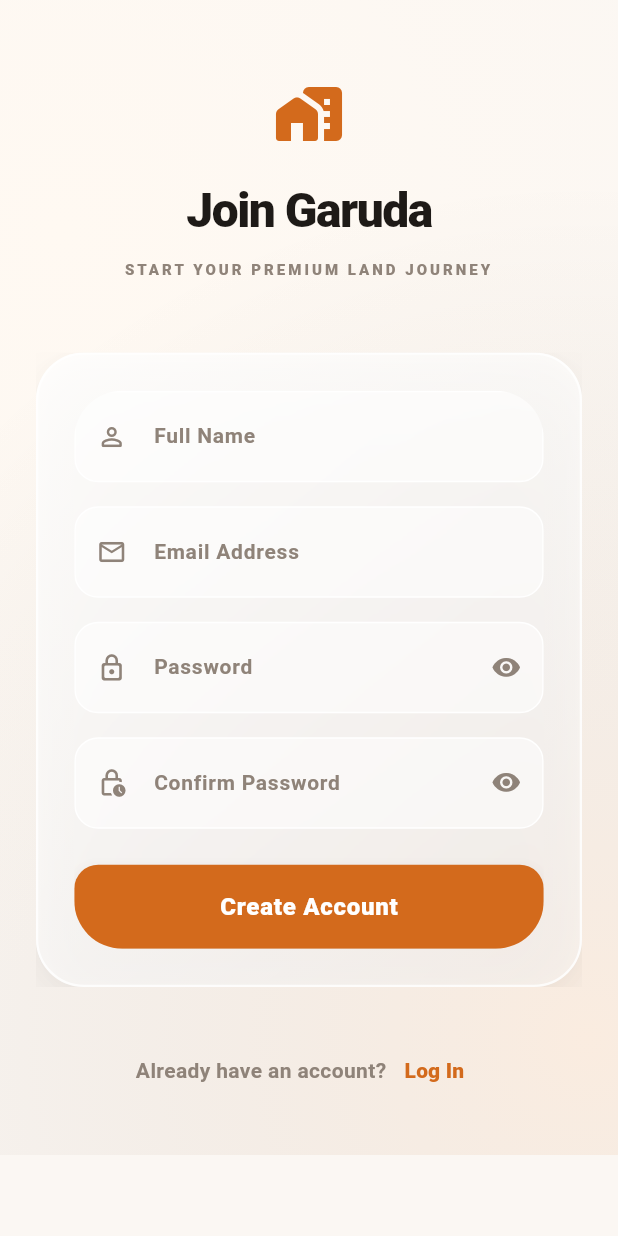
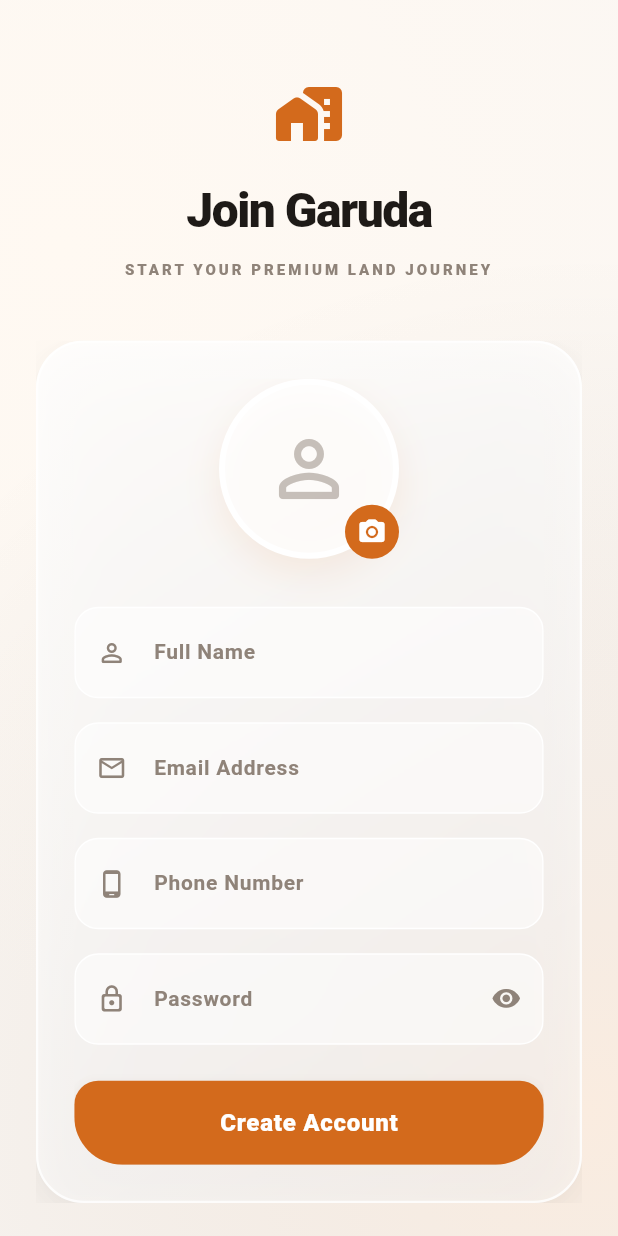
Before and after one commit to vikalpxpaliwal-dev/garuda_user, a Flutter app: the SignupPage screen opened by its route, on a phone screen of 412 x 824 dp. Run offline on Flutter 3.47's test engine with Material 3 defaults, Android fonts, the phone set to English and light mode, and no system bars; our stand-ins replace dio, equatable, flutter_bloc, get_it, go_router, image_picker.

Commit message:
feat: user signup api integrated

```diff
--- a/lib/core/constants/app_constants.dart
+++ b/lib/core/constants/app_constants.dart
@@ -1,7 +1,7 @@
 final class AppConstants {
   AppConstants._();
 
-  static const String baseUrl = 'https://api.garudalands.com/v1';
+  static const String baseUrl = 'http://72.61.169.226:5000/api';
   static const Duration connectTimeout = Duration(seconds: 20);
   static const Duration receiveTimeout = Duration(seconds: 20);
   static const Duration sendTimeout = Duration(seconds: 20);
--- /dev/null
+++ b/lib/features/auth/data/models/signup_request_model.dart
@@ -0,0 +1,23 @@
+class SignupRequestModel {
+  const SignupRequestModel({
+    required this.name,
+    required this.email,
+    required this.password,
+    required this.phone,
+    required this.photo,
+  });
+
+  final String name;
+  final String email;
+  final String password;
+  final String phone;
+  final String photo;
+
+  Map<String, dynamic> toJson() => {
+        'name': name,
+        'email': email,
+        'password': password,
+        'phone': phone,
+        'photo': photo,
+      };
+}
--- /dev/null
+++ b/lib/features/auth/domain/entities/user_entity.dart
@@ -0,0 +1,32 @@
+import 'package:equatable/equatable.dart';
+
+class UserEntity extends Equatable {
+  const UserEntity({
+    required this.id,
+    required this.name,
+    required this.email,
+    required this.phone,
+    required this.photo,
+    required this.createdAt,
+    required this.updatedAt,
+  });
+
+  final int id;
+  final String name;
+  final String email;
+  final String phone;
+  final String photo;
+  final DateTime createdAt;
+  final DateTime updatedAt;
+
+  @override
+  List<Object?> get props => [
+        id,
+        name,
+        email,
+        phone,
+        photo,
+        createdAt,
+        updatedAt,
+      ];
+}
--- /dev/null
+++ b/lib/features/auth/domain/usecases/signup_usecase.dart
@@ -0,0 +1,14 @@
+import 'package:garuda_user_app/core/utils/result.dart';
+import 'package:garuda_user_app/features/auth/data/models/signup_request_model.dart';
+import 'package:garuda_user_app/features/auth/domain/entities/user_entity.dart';
+import 'package:garuda_user_app/features/auth/domain/repositories/auth_repository.dart';
+
+class SignupUseCase {
+  const SignupUseCase(this._repository);
+
+  final AuthRepository _repository;
+
+  Future<Result<UserEntity>> call(SignupRequestModel params) {
+    return _repository.signup(params);
+  }
+}
--- /dev/null
+++ b/lib/features/auth/presentation/bloc/signup_event.dart
@@ -0,0 +1,18 @@
+import 'package:equatable/equatable.dart';
+import 'package:garuda_user_app/features/auth/data/models/signup_request_model.dart';
+
+sealed class SignupEvent extends Equatable {
+  const SignupEvent();
+
+  @override
+  List<Object?> get props => [];
+}
+
+class SignupRequested extends SignupEvent {
+  const SignupRequested(this.request);
+
+  final SignupRequestModel request;
+
+  @override
+  List<Object?> get props => [request];
+}
--- /dev/null
+++ b/lib/features/auth/presentation/bloc/signup_state.dart
@@ -0,0 +1,31 @@
+import 'package:equatable/equatable.dart';
+import 'package:garuda_user_app/features/auth/domain/entities/user_entity.dart';
+
+enum SignupStatus { initial, loading, success, failure }
+
+class SignupState extends Equatable {
+  const SignupState({
+    this.status = SignupStatus.initial,
+    this.user,
+    this.errorMessage,
+  });
+
+  final SignupStatus status;
+  final UserEntity? user;
+  final String? errorMessage;
+
+  SignupState copyWith({
+    SignupStatus? status,
+    UserEntity? user,
+    String? errorMessage,
+  }) {
+    return SignupState(
+      status: status ?? this.status,
+      user: user ?? this.user,
+      errorMessage: errorMessage ?? this.errorMessage,
+    );
+  }
+
+  @override
+  List<Object?> get props => [status, user, errorMessage];
+}
--- a/lib/features/auth/presentation/pages/signup_page.dart
+++ b/lib/features/auth/presentation/pages/signup_page.dart
@@ -1,9 +1,17 @@
 import 'dart:ui';
 import 'package:flutter/material.dart';
+import 'package:flutter_bloc/flutter_bloc.dart';
 import 'package:garuda_user_app/core/constants/app_routes.dart';
+import 'package:garuda_user_app/core/di/service_locator.dart';
 import 'package:garuda_user_app/core/theme/app_colors.dart';
 import 'package:garuda_user_app/core/widgets/custom_card.dart';
+import 'package:garuda_user_app/features/auth/data/models/signup_request_model.dart';
+import 'package:garuda_user_app/features/auth/presentation/bloc/signup_bloc.dart';
+import 'package:garuda_user_app/features/auth/presentation/bloc/signup_event.dart';
+import 'package:garuda_user_app/features/auth/presentation/bloc/signup_state.dart';
+import 'package:garuda_user_app/features/auth/presentation/widgets/profile_image_picker.dart';
 import 'package:go_router/go_router.dart';
+import 'package:image_picker/image_picker.dart';
 
 class SignupPage extends StatefulWidget {
   const SignupPage({super.key});
@@ -13,14 +21,74 @@ class SignupPage extends StatefulWidget {
 }
 
 class _SignupPageState extends State<SignupPage> {
+  final _nameController = TextEditingController();
+  final _emailController = TextEditingController();
+  final _passwordController = TextEditingController();
+  final _phoneController = TextEditingController();
+  XFile? _selectedImage;
+
   bool _isPasswordVisible = false;
-  bool _isConfirmPasswordVisible = false;
+
+  @override
+  void dispose() {
+    _nameController.dispose();
+    _emailController.dispose();
+    _passwordController.dispose();
+    _phoneController.dispose();
+    super.dispose();
+  }
+
+  void _onSignupPressed(BuildContext context) {
+    if (_nameController.text.isEmpty ||
+        _emailController.text.isEmpty ||
+        _passwordController.text.isEmpty ||
+        _phoneController.text.isEmpty) {
+      ScaffoldMessenger.of(context).showSnackBar(
+        const SnackBar(content: Text('Please fill all required fields')),
+      );
+      return;
+    }
+
+    final request = SignupRequestModel(
+      name: _nameController.text.trim(),
+      email: _emailController.text.trim(),
+      password: _passwordController.text,
+      phone: _phoneController.text.trim(),
+      // In a real app, we would upload the file here and get a URL.
+      // For now, we use a placeholder as the API expects a String URL.
+      photo: 'https://example.com/profile.jpg',
+    );
+
+    context.read<SignupBloc>().add(SignupRequested(request));
+  }
 
   @override
   Widget build(BuildContext context) {
-    return Scaffold(
+    return BlocProvider(
+      create: (context) => sl<SignupBloc>(),
+      child: Scaffold(
         backgroundColor: AppColors.softBackground,
-      body: Stack(
+        body: BlocConsumer<SignupBloc, SignupState>(
+          listener: (context, state) {
+            if (state.status == SignupStatus.success) {
+              ScaffoldMessenger.of(context).showSnackBar(
+                const SnackBar(
+                  content: Text('Signup successful! Welcome to Garuda.'),
+                  backgroundColor: Colors.green,
+                ),
+              );
+              context.go(AppRoutes.home);
+            } else if (state.status == SignupStatus.failure) {
+              ScaffoldMessenger.of(context).showSnackBar(
+                SnackBar(
+                  content: Text(state.errorMessage ?? 'Signup failed'),
+                  backgroundColor: Colors.red,
+                ),
+              );
+            }
+          },
+          builder: (context, state) {
+            return Stack(
               children: [
                 // Mesh Background
                 Positioned.fill(
@@ -54,6 +122,7 @@ class _SignupPageState extends State<SignupPage> {
                 SafeArea(
                   child: SingleChildScrollView(
                     padding: const EdgeInsets.symmetric(horizontal: 24, vertical: 32),
+                    child: Center(
                       child: ConstrainedBox(
                         constraints: const BoxConstraints(maxWidth: 420),
                         child: Column(
@@ -87,7 +156,7 @@ class _SignupPageState extends State<SignupPage> {
                                 letterSpacing: 2,
                               ),
                             ),
-                    const SizedBox(height: 48),
+                            const SizedBox(height: 40),
                             CustomCard(
                               borderRadius: BorderRadius.circular(32),
                               gradient: LinearGradient(
@@ -110,17 +179,37 @@ class _SignupPageState extends State<SignupPage> {
                                   child: Column(
                                     crossAxisAlignment: CrossAxisAlignment.stretch,
                                     children: [
+                                      ProfileImagePicker(
+                                        selectedImage: _selectedImage,
+                                        onImageSelected: (image) {
+                                          setState(() {
+                                            _selectedImage = image;
+                                          });
+                                        },
+                                      ),
+                                      const SizedBox(height: 32),
                                       _buildTextField(
+                                        controller: _nameController,
                                         hint: 'Full Name',
                                         icon: Icons.person_outline_rounded,
                                       ),
                                       const SizedBox(height: 16),
                                       _buildTextField(
+                                        controller: _emailController,
                                         hint: 'Email Address',
                                         icon: Icons.email_outlined,
+                                        keyboardType: TextInputType.emailAddress,
                                       ),
                                       const SizedBox(height: 16),
                                       _buildTextField(
+                                        controller: _phoneController,
+                                        hint: 'Phone Number',
+                                        icon: Icons.phone_android_outlined,
+                                        keyboardType: TextInputType.phone,
+                                      ),
+                                      const SizedBox(height: 16),
+                                      _buildTextField(
+                                        controller: _passwordController,
                                         hint: 'Password',
                                         icon: Icons.lock_outline_rounded,
                                         isPassword: true,
@@ -131,21 +220,11 @@ class _SignupPageState extends State<SignupPage> {
                                           });
                                         },
                                       ),
-                              const SizedBox(height: 16),
-                              _buildTextField(
-                                hint: 'Confirm Password',
-                                icon: Icons.lock_clock_outlined,
-                                isPassword: true,
-                                isVisible: _isConfirmPasswordVisible,
-                                onVisibilityToggle: () {
-                                  setState(() {
-                                    _isConfirmPasswordVisible = !_isConfirmPasswordVisible;
-                                  });
-                                },
-                              ),
                                       const SizedBox(height: 24),
                                       FilledButton(
-                                onPressed: () => context.go(AppRoutes.home),
+                                        onPressed: state.status == SignupStatus.loading
+                                            ? null
+                                            : () => _onSignupPressed(context),
                                         style: FilledButton.styleFrom(
                                           backgroundColor: AppColors.deepOrange,
                                           foregroundColor: AppColors.white,
@@ -156,7 +235,16 @@ class _SignupPageState extends State<SignupPage> {
                                           elevation: 8,
                                           shadowColor: AppColors.deepOrange.withValues(alpha: 0.4),
                                         ),
-                                child: const Text(
+                                        child: state.status == SignupStatus.loading
+                                            ? const SizedBox(
+                                                height: 24,
+                                                width: 24,
+                                                child: CircularProgressIndicator(
+                                                  strokeWidth: 2,
+                                                  color: Colors.white,
+                                                ),
+                                              )
+                                            : const Text(
                                                 'Create Account',
                                                 style: TextStyle(
                                                   fontSize: 16,
@@ -200,17 +288,23 @@ class _SignupPageState extends State<SignupPage> {
                       ),
                     ),
                   ),
+                ),
               ],
+            );
+          },
+        ),
       ),
     );
   }
 
   Widget _buildTextField({
+    required TextEditingController controller,
     required String hint,
     required IconData icon,
     bool isPassword = false,
     bool isVisible = false,
     VoidCallback? onVisibilityToggle,
+    TextInputType? keyboardType,
   }) {
     return Container(
       decoration: BoxDecoration(
@@ -222,7 +316,9 @@ class _SignupPageState extends State<SignupPage> {
         ),
       ),
       child: TextField(
+        controller: controller,
         obscureText: isPassword && !isVisible,
+        keyboardType: keyboardType,
         style: const TextStyle(
           color: AppColors.ink,
           fontSize: 15,
--- /dev/null
+++ b/lib/features/auth/presentation/widgets/profile_image_picker.dart
@@ -0,0 +1,86 @@
+import 'dart:io';
+import 'package:flutter/material.dart';
+import 'package:garuda_user_app/core/theme/app_colors.dart';
+import 'package:image_picker/image_picker.dart';
+
+class ProfileImagePicker extends StatelessWidget {
+  const ProfileImagePicker({
+    super.key,
+    this.selectedImage,
+    required this.onImageSelected,
+  });
+
+  final XFile? selectedImage;
+  final ValueChanged<XFile?> onImageSelected;
+
+  Future<void> _pickImage() async {
+    final picker = ImagePicker();
+    final image = await picker.pickImage(
+      source: ImageSource.gallery,
+      imageQuality: 70,
+    );
+    if (image != null) {
+      onImageSelected(image);
+    }
+  }
+
+  @override
+  Widget build(BuildContext context) {
+    return Center(
+      child: Stack(
+        children: [
+          Container(
+            width: 120,
+            height: 120,
+            decoration: BoxDecoration(
+              shape: BoxShape.circle,
+              color: AppColors.white.withValues(alpha: 0.8),
+              border: Border.all(
+                color: AppColors.white,
+                width: 4,
+              ),
+              boxShadow: [
+                BoxShadow(
+                  color: AppColors.deepOrange.withValues(alpha: 0.1),
+                  blurRadius: 20,
+                  offset: const Offset(0, 10),
+                ),
+              ],
+            ),
+            child: ClipOval(
+              child: selectedImage != null
+                  ? Image.file(
+                      File(selectedImage!.path),
+                      fit: BoxFit.cover,
+                    )
+                  : Icon(
+                      Icons.person_outline_rounded,
+                      size: 60,
+                      color: AppColors.mutedText.withValues(alpha: 0.5),
+                    ),
+            ),
+          ),
+          Positioned(
+            bottom: 0,
+            right: 0,
+            child: GestureDetector(
+              onTap: _pickImage,
+              child: Container(
+                padding: const EdgeInsets.all(8),
+                decoration: const BoxDecoration(
+                  shape: BoxShape.circle,
+                  color: AppColors.deepOrange,
+                ),
+                child: const Icon(
+                  Icons.camera_alt_rounded,
+                  size: 20,
+                  color: Colors.white,
+                ),
+              ),
+            ),
+          ),
+        ],
+      ),
+    );
+  }
+}
--- a/pubspec.yaml
+++ b/pubspec.yaml
@@ -16,6 +16,7 @@ dependencies:
   flutter_svg: ^2.0.10+1
   get_it: ^8.0.3
   go_router: ^14.8.1
+  image_picker: ^1.2.1
 
 dev_dependencies:
   flutter_lints: ^5.0.0
```
Also changed, not shown: lib/core/di/service_locator.dart (+12 -1 lines), lib/features/auth/data/datasources/auth_remote_data_source.dart (added, +23 -0 lines), lib/features/auth/data/models/signup_response_model.dart (added, +45 -0 lines), lib/features/auth/data/repositories/auth_repository_impl.dart (added, +29 -0 lines), lib/features/auth/domain/repositories/auth_repository.dart (added, +7 -0 lines), lib/features/auth/presentation/bloc/signup_bloc.dart (added, +46 -0 lines), pubspec.lock, 3 other files. Lines whose indentation alone changed are shown as unchanged.
